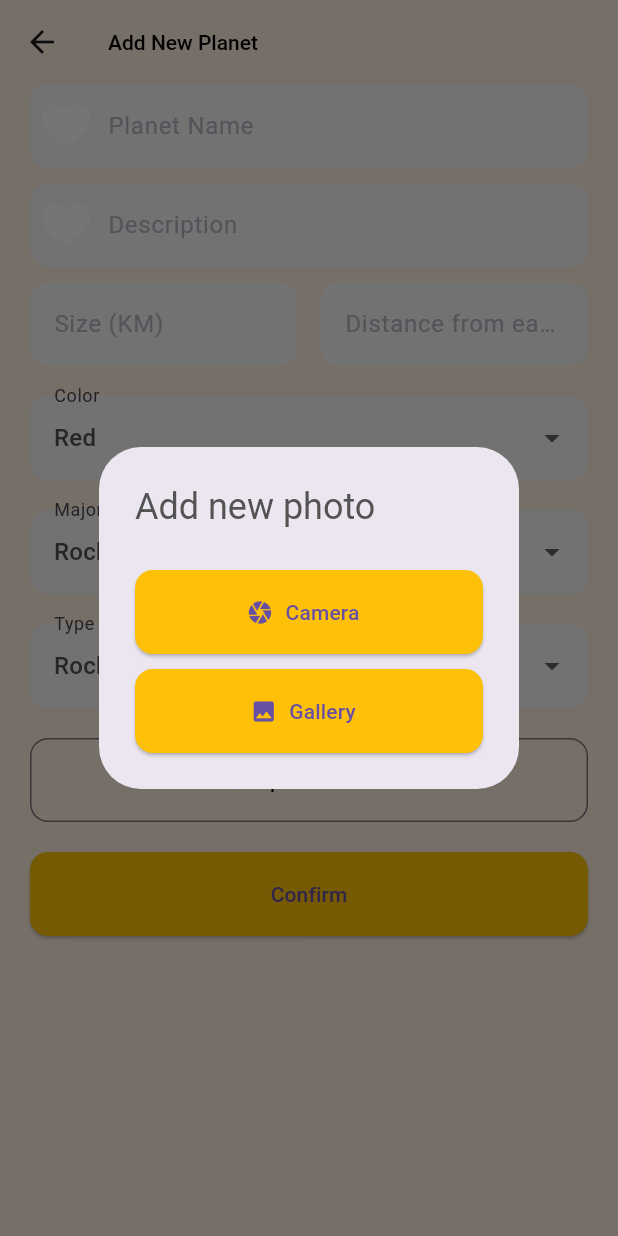
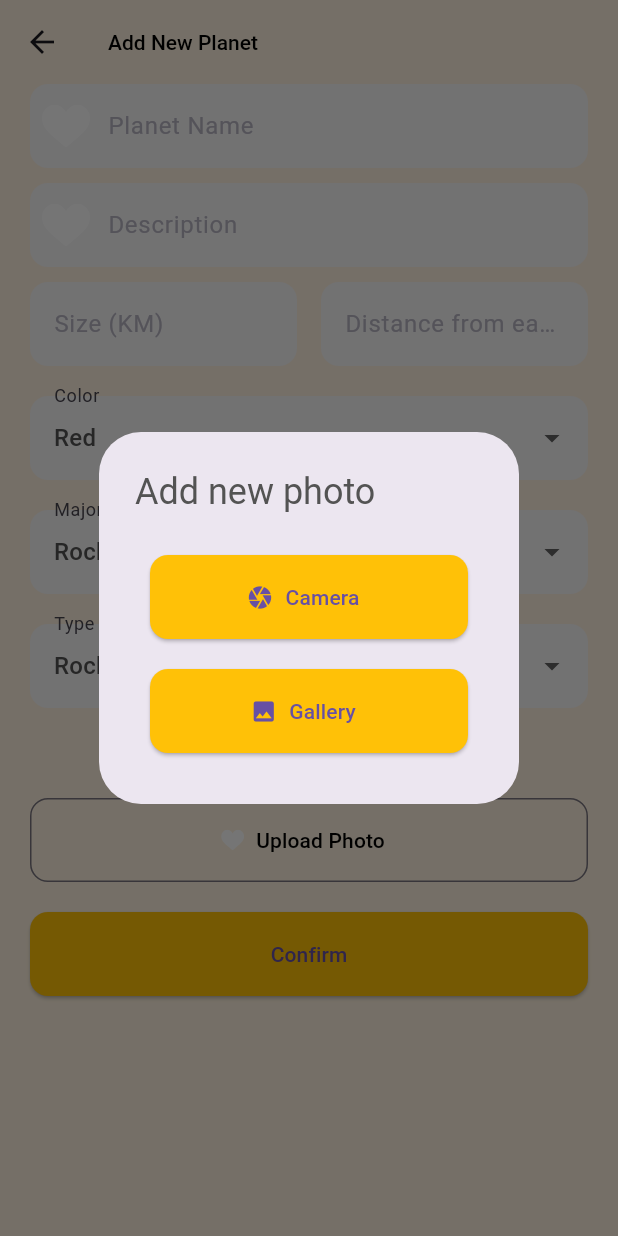
Before and after one commit to CubeMora/Deneb, a Flutter app: the AddNewPlanetScreen screen opened by its route, after a tap on "Upload Photo", on a phone screen of 412 x 824 dp. Run offline on Flutter 3.47's test engine with Material 3 defaults, Android fonts, the phone set to English and light mode, and no system bars; our stand-ins replace cached_network_image, extended_image, flutter_animate, flutter_svg, google_nav_bar, image_picker and 2 more; missing offline and left inert: shaky_animated_listview; accounts and stored records are empty; generated files the repository leaves out were written again; project files that could hold a hidden picture were left out.

Commit message:
feat: image selection working in add planet form

```diff
--- a/lib/src/pages/forms/planets_form.dart
+++ b/lib/src/pages/forms/planets_form.dart
@@ -1,3 +1,5 @@
+import 'dart:io';
+
 import 'package:flutter/material.dart';
 import 'package:flutter/services.dart';
 import 'package:flutter_svg/flutter_svg.dart';
@@ -5,6 +7,7 @@ import 'package:flutter_app_astronomy/src/services/image_picker.dart';
 import 'package:flutter_app_astronomy/src/services/db_helper.dart';
 import 'package:flutter_app_astronomy/src/models/celestial_body.dart';
 import 'package:flutter_app_astronomy/src/settings/constants/image_constant.dart';
+import 'package:image_picker/image_picker.dart';
 
 final _formKey = GlobalKey<FormState>();
 
@@ -16,6 +19,8 @@ class AddNewPlanetScreen extends StatefulWidget {
 }
 
 class _AddNewPlanetScreenState extends State<AddNewPlanetScreen> {
+  File? _selectedImage;
+
   final TextEditingController _nameController = TextEditingController();
   final TextEditingController _descriptionController = TextEditingController();
   final TextEditingController _sizeController = TextEditingController();
@@ -59,7 +64,8 @@ class _AddNewPlanetScreenState extends State<AddNewPlanetScreen> {
         title: Text("Add New Planet"),
         backgroundColor: Colors.orange[50],
       ),
-      body: Padding(
+      body: SingleChildScrollView(
+        child: Padding(
           padding: const EdgeInsets.symmetric(horizontal: 20),
           child: Column(
             children: [
@@ -90,7 +96,8 @@ class _AddNewPlanetScreenState extends State<AddNewPlanetScreen> {
                         decoration: InputDecoration(
                           hintText: "Description",
                           prefixIcon: Padding(
-                          padding: const EdgeInsets.symmetric(horizontal: 8.0),
+                            padding:
+                                const EdgeInsets.symmetric(horizontal: 8.0),
                             child: SvgPicture.asset("assets/icons/heart.svg"),
                           ),
                         ),
@@ -102,8 +109,9 @@ class _AddNewPlanetScreenState extends State<AddNewPlanetScreen> {
                           child: TextFormField(
                             controller: _sizeController,
                             keyboardType: TextInputType.number,
-                          validator: (size) =>
-                              size!.isEmpty ? 'This input is mandatory' : null,
+                            validator: (size) => size!.isEmpty
+                                ? 'This input is mandatory'
+                                : null,
                             inputFormatters: [
                               FilteringTextInputFormatter.digitsOnly
                             ],
@@ -200,13 +208,18 @@ class _AddNewPlanetScreenState extends State<AddNewPlanetScreen> {
                 ),
               ),
               Padding(
+                padding: const EdgeInsets.all(10.0),
+                child: _selectedImage != null
+                    ? Image.file(_selectedImage!)
+                    : Text("Please Select an image"),
+              ),
+              Padding(
                 padding: const EdgeInsets.symmetric(vertical: 20.0),
                 child: OutlinedButton.icon(
                   icon: SvgPicture.asset("assets/icons/heart.svg"),
                   label: Text("Upload Photo"),
                   onPressed: () async {
-                  selectedImagePath = await ImagePickerService(context)
-                      .openPickerDialogAddPlanet();
+                    selectedImagePath = await openSinglePickerDialog();
 
                     ScaffoldMessenger.of(context).showSnackBar(const SnackBar(
                       content: Text('Selected'),
@@ -214,7 +227,9 @@ class _AddNewPlanetScreenState extends State<AddNewPlanetScreen> {
                   },
                 ),
               ),
-            ElevatedButton(
+              Padding(
+                padding: const EdgeInsets.only(bottom: 20),
+                child: ElevatedButton(
                   onPressed: () async {
                     if (_formKey.currentState?.validate() == true) {
                       _formKey.currentState?.save();
@@ -223,7 +238,8 @@ class _AddNewPlanetScreenState extends State<AddNewPlanetScreen> {
                         name: _nameController.text,
                         description: _descriptionController.text,
                         size: double.parse(_sizeController.text),
-                    distanceFromEarth: double.parse(_distanceController.text),
+                        distanceFromEarth:
+                            double.parse(_distanceController.text),
                         image: selectedImagePath ?? ImageConstant.gifKram,
                         color:
                             selectedColor, // Utiliza el color seleccionado del dropdown
@@ -238,13 +254,16 @@ class _AddNewPlanetScreenState extends State<AddNewPlanetScreen> {
 
                       if (saveSuccessful) {
                         // Mostrar el SnackBar después de guardar exitosamente
-                    ScaffoldMessenger.of(context).showSnackBar(const SnackBar(
+                        ScaffoldMessenger.of(context)
+                            .showSnackBar(const SnackBar(
                           content: Text('Guardado exitosamente'),
                         ));
                       } else {
                         // Mostrar un mensaje en caso de que la operación de guardado falle
-                    ScaffoldMessenger.of(context).showSnackBar(const SnackBar(
-                      content: Text('Error al guardar. Inténtalo de nuevo.'),
+                        ScaffoldMessenger.of(context)
+                            .showSnackBar(const SnackBar(
+                          content:
+                              Text('Error al guardar. Inténtalo de nuevo.'),
                           backgroundColor: Colors.red,
                         ));
                       }
@@ -265,9 +284,71 @@ class _AddNewPlanetScreenState extends State<AddNewPlanetScreen> {
                   ),
                   child: Text("Confirm"),
                 ),
+              ),
             ],
+          ),
         ),
       ),
     );
   }
+
+  Future openSinglePickerDialog() async {
+    return showDialog(
+      context: context,
+      builder: (BuildContext context) {
+        return AlertDialog(
+          title: Text('Add new photo '),
+          content: Column(
+            mainAxisSize: MainAxisSize.min,
+            children: <Widget>[
+              Padding(
+                padding: const EdgeInsets.all(10.0),
+                child: ElevatedButton.icon(
+                  icon: const Icon(Icons.camera),
+                  label: const Text('Camera'),
+                  onPressed: () async {
+                    Navigator.of(context).pop(); // close the dialog
+                    await _pickImageFromCamera();
+                  },
+                ),
+              ),
+              Padding(
+                padding: const EdgeInsets.all(10.0),
+                child: ElevatedButton.icon(
+                  icon: const Icon(Icons.image),
+                  label: const Text('Gallery'),
+                  onPressed: () async {
+                    Navigator.of(context).pop(); // close the dialog
+                    await _pickImageFromGallery();
+                  },
+                ),
+              ),
+            ],
+          ),
+        );
+      },
+    );
   }
+
+  Future _pickImageFromCamera() async {
+    final returnedImage =
+        await ImagePicker().pickImage(source: ImageSource.camera);
+    if (returnedImage != null) {
+      setState(() {
+        _selectedImage = File(returnedImage.path);
+      });
+      return returnedImage.path;
+    }
+  }
+
+  Future _pickImageFromGallery() async {
+    final returnedImage =
+        await ImagePicker().pickImage(source: ImageSource.gallery);
+    if (returnedImage != null) {
+      setState(() {
+        _selectedImage = File(returnedImage.path);
+      });
+      return returnedImage.path;
+    }
+  }
+}
```
Also changed, not shown: lib/src/services/image_picker.dart (+0 -9 lines), pubspec.lock. Lines whose indentation alone changed are shown as unchanged.
